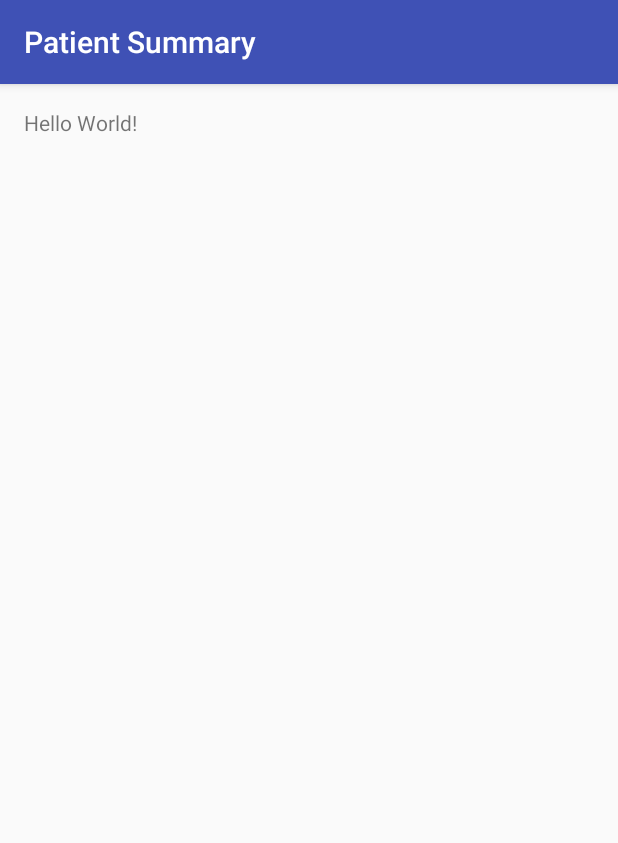
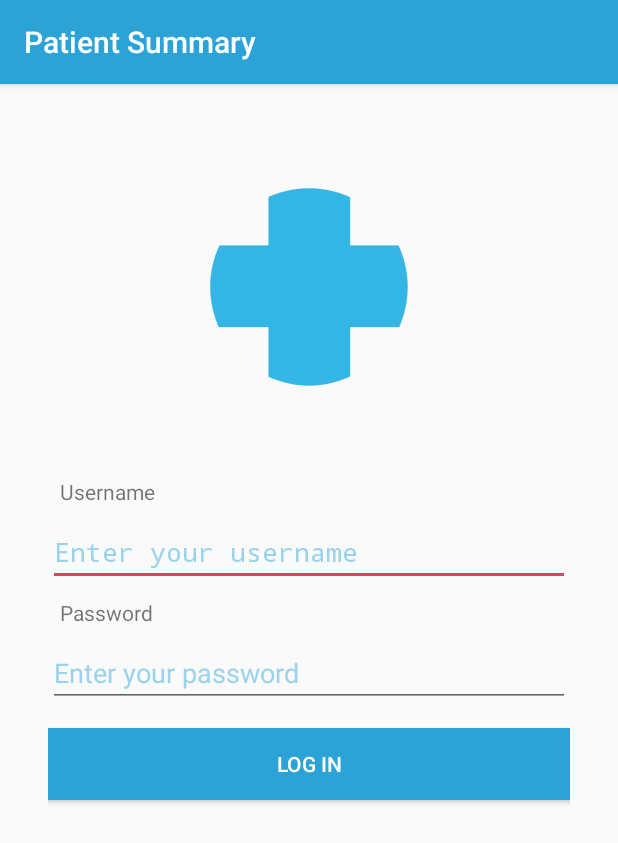
Before and after one commit to nois-msc/patient_summary, an Android app: the screen it shows after launch (MainActivity), on a phone screen of 412 x 824 dp. Shown: the top 843 px of the screen. Run offline under Robolectric (Android 15) with nearby library versions, the phone set to English and light mode, and no system bars.

Commit message:
Creates the Log in activity and sets the colors of the app

```diff
--- a/app/build.gradle
+++ b/app/build.gradle
@@ -23,4 +23,5 @@ dependencies {
     compile fileTree(dir: 'libs', include: ['*.jar'])
     testCompile 'junit:junit:4.12'
     compile 'com.android.support:appcompat-v7:23.1.1'
+    compile 'com.android.support:support-v4:23.1.1'
 }
--- /dev/null
+++ b/app/src/main/java/msc/nois/me/patientsummary/MainActivityFragment.java
@@ -0,0 +1,31 @@
+package msc.nois.me.patientsummary;
+
+import android.os.Bundle;
+import android.support.v4.app.Fragment;
+import android.view.LayoutInflater;
+import android.view.View;
+import android.view.ViewGroup;
+
+/**
+
+ */
+public class MainActivityFragment extends Fragment {
+
+    public MainActivityFragment() {
+        // Required empty public constructor
+    }
+
+    @Override
+    public void onCreate(Bundle savedInstanceState) {
+        super.onCreate(savedInstanceState);
+    }
+
+    @Override
+    public View onCreateView(LayoutInflater inflater, ViewGroup container,
+                             Bundle savedInstanceState) {
+        // Inflate the layout for this fragment
+        return inflater.inflate(R.layout.fragment_main_activity, container, false);
+    }
+
+
+}
--- a/app/src/main/res/layout/activity_main.xml
+++ b/app/src/main/res/layout/activity_main.xml
@@ -9,8 +9,12 @@
     android:paddingTop="@dimen/activity_vertical_margin"
     tools:context="msc.nois.me.patientsummary.MainActivity">
 
-    <TextView
-        android:layout_width="wrap_content"
-        android:layout_height="wrap_content"
-        android:text="Hello World!" />
+    <fragment xmlns:android="http://schemas.android.com/apk/res/android"
+        xmlns:tools="http://schemas.android.com/tools"
+        android:id="@+id/fragment"
+        android:name="msc.nois.me.patientsummary.MainActivityFragment"
+        android:layout_width="match_parent"
+        android:layout_height="match_parent"
+        tools:layout="@layout/fragment_main_activity" />
+
 </RelativeLayout>
--- /dev/null
+++ b/app/src/main/res/layout/fragment_main_activity.xml
@@ -0,0 +1,60 @@
+<LinearLayout xmlns:android="http://schemas.android.com/apk/res/android"
+    android:id="@+id/login"
+    android:layout_width="match_parent"
+    android:layout_height="match_parent"
+    android:orientation="vertical"
+    android:paddingLeft="16dp"
+    android:paddingRight="16dp">
+
+
+    <ImageView
+        android:id="@+id/imageView"
+        android:layout_width="wrap_content"
+        android:layout_height="wrap_content"
+        android:layout_gravity="center"
+        android:layout_margin="24dp"
+        android:padding="24dp"
+        android:src="@drawable/ic_health_icon" />
+
+    <TextView
+        android:layout_width="match_parent"
+        android:layout_height="wrap_content"
+        android:layout_gravity="start"
+        android:padding="8dp"
+        android:text="Username" />
+
+    <EditText
+        android:layout_width="match_parent"
+        android:layout_height="wrap_content"
+        android:hint="Enter your username"
+        android:inputType="text"
+        android:textColor="@color/colorPrimary"
+        android:textColorHint="@color/colorPrimaryLight"
+        android:typeface="monospace" />
+
+    <TextView
+        android:layout_width="match_parent"
+        android:layout_height="wrap_content"
+        android:layout_gravity="start"
+        android:padding="8dp"
+        android:text="Password" />
+
+    <EditText
+        android:layout_width="match_parent"
+        android:layout_height="wrap_content"
+        android:hint="Enter your password"
+        android:inputType="textPassword"
+        android:textColor="@color/colorPrimary"
+        android:textColorHint="@color/colorPrimaryLight" />
+
+    <Button
+        android:layout_width="match_parent"
+        android:layout_height="wrap_content"
+        android:layout_marginTop="14dp"
+        android:background="?colorPrimary"
+        android:elevation="8dp"
+        android:text="Log In"
+        android:textAllCaps="true"
+        android:textColor="@color/White" />
+
+</LinearLayout>
--- a/app/src/main/res/values/colors.xml
+++ b/app/src/main/res/values/colors.xml
@@ -1,6 +1,9 @@
 <?xml version="1.0" encoding="utf-8"?>
 <resources>
-    <color name="colorPrimary">#3F51B5</color>
-    <color name="colorPrimaryDark">#303F9F</color>
-    <color name="colorAccent">#FF4081</color>
+    <color name="colorPrimary">#2CA3D6</color>
+    <color name="colorPrimaryDark">#1B698B</color>
+    <color name="colorAccent">#DD435D</color>
+    <color name="colorPrimaryLight">#9BD3EC</color>
+
+    <color name="White">#FFF</color>
 </resources>
--- a/app/src/main/res/values/strings.xml
+++ b/app/src/main/res/values/strings.xml
@@ -1,3 +1,6 @@
 <resources>
     <string name="app_name">Patient Summary</string>
+
+    <!-- TODO: Remove or change this placeholder text -->
+    <string name="hello_blank_fragment">Hello blank fragment</string>
 </resources>
--- a/app/src/main/res/values/styles.xml
+++ b/app/src/main/res/values/styles.xml
@@ -8,4 +8,8 @@
         <item name="colorAccent">@color/colorAccent</item>
     </style>
 
+    <style name="ButtonStyle" parent="Theme.AppCompat.Light.DarkActionBar">
+
+    </style>
+
 </resources>
```
Also changed, not shown: app/src/main/res/drawable-hdpi/ic_health_icon.png (added), app/src/main/res/drawable-mdpi/ic_health_icon.png (added), app/src/main/res/drawable-xhdpi/ic_health_icon.png (added), app/src/main/res/drawable-xxhdpi/ic_health_icon.png (added), app/src/main/res/drawable-xxxhdpi/ic_health_icon.png (added).
